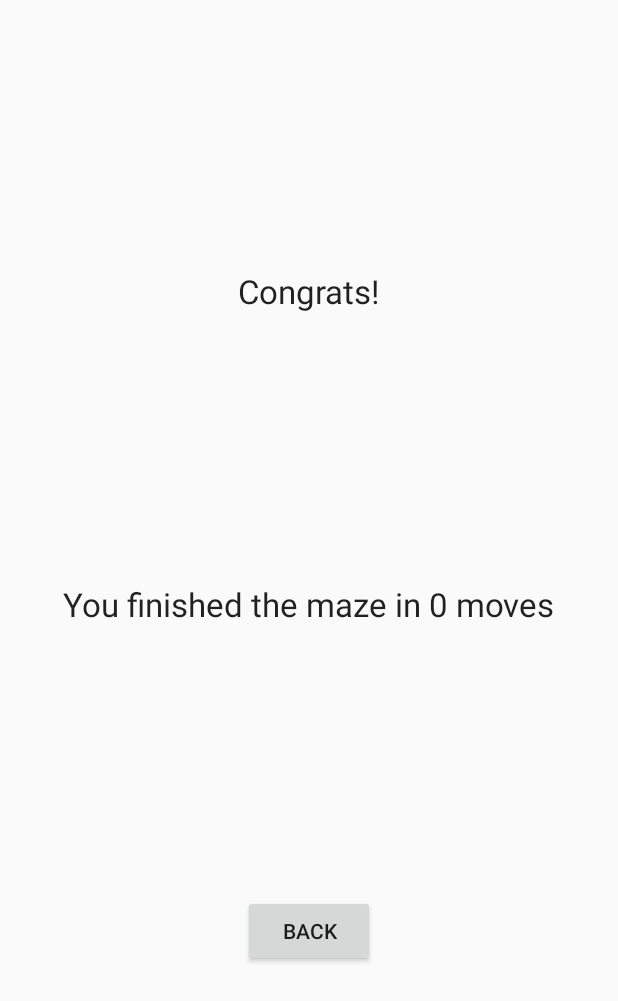
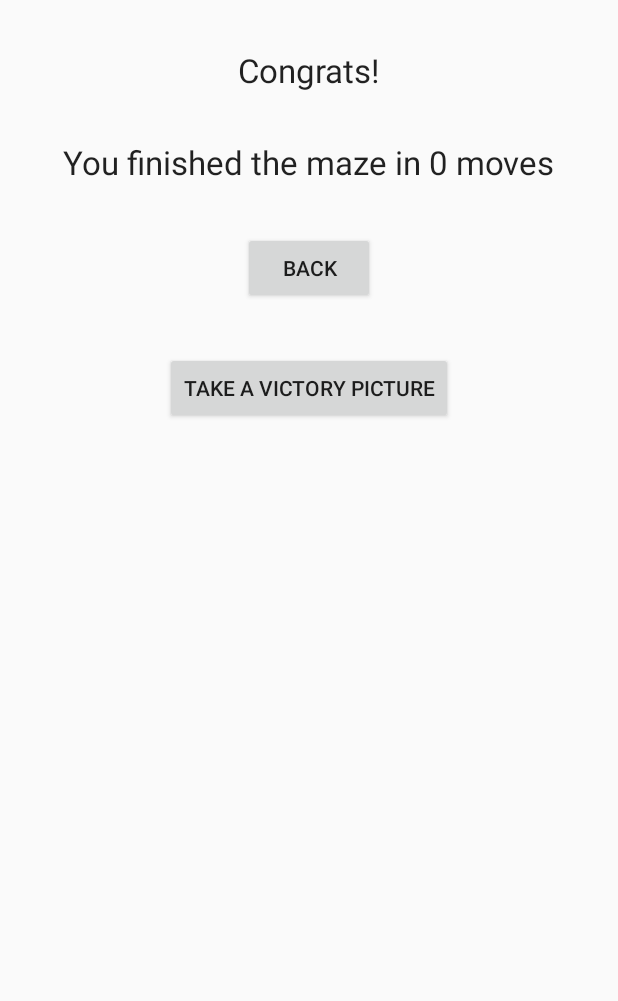
Before and after one commit to westonsfiala/ECE590A_Spring, an Android app: the CongratsActivity screen opened directly, with no data from a screen before it, on a phone screen of 412 x 824 dp. Shown: the top 1001 px of the screen. Run offline under Robolectric (Android 15) with nearby library versions, the phone set to English and light mode, and no system bars.

Commit message:
Finished off the implementation of the final homework. Added a bogus image taker.

```diff
--- a/Assignment2/MazeExplorer/app/src/main/res/layout/activity_congrats.xml
+++ b/Assignment2/MazeExplorer/app/src/main/res/layout/activity_congrats.xml
@@ -8,7 +8,7 @@
         tools:context=".CongratsActivity">
 
     <TextView
-            android:text="Congrats!"
+            android:text="@string/congrats"
             android:layout_width="wrap_content"
             android:layout_height="wrap_content"
             android:id="@+id/CongratsText"
@@ -16,22 +16,39 @@
             app:layout_constraintStart_toStartOf="parent"
             app:layout_constraintEnd_toEndOf="parent"
             app:layout_constraintBottom_toTopOf="@+id/MoveText"
-            android:textAppearance="@style/TextAppearance.AppCompat.Large"/>
+            android:textAppearance="@style/TextAppearance.AppCompat.Large" android:layout_marginTop="32dp"/>
     <TextView
-            android:text="TextView"
             android:layout_width="wrap_content"
             android:layout_height="wrap_content"
             android:id="@+id/MoveText"
             app:layout_constraintEnd_toEndOf="parent" app:layout_constraintStart_toStartOf="parent"
             app:layout_constraintTop_toBottomOf="@+id/CongratsText"
             android:textAppearance="@style/TextAppearance.AppCompat.Large"
-            app:layout_constraintBottom_toTopOf="@+id/BackButton"/>
+            app:layout_constraintBottom_toTopOf="@+id/BackButton" android:layout_marginTop="32dp"/>
     <Button
             android:text="@string/back"
             android:layout_width="wrap_content"
             android:layout_height="wrap_content"
             android:id="@+id/BackButton"
             app:layout_constraintEnd_toEndOf="parent" app:layout_constraintStart_toStartOf="parent"
-            app:layout_constraintBottom_toBottomOf="parent"
-            app:layout_constraintTop_toBottomOf="@+id/MoveText"/>
+            app:layout_constraintTop_toBottomOf="@+id/MoveText"
+            android:layout_marginTop="32dp"
+            app:layout_constraintBottom_toTopOf="@+id/PictureButton"/>
+    <ImageView
+            app:srcCompat="@android:color/transparent"
+            android:id="@+id/VictoryImage"
+            app:layout_constraintEnd_toEndOf="parent"
+            app:layout_constraintStart_toStartOf="parent"
+            app:layout_constraintBottom_toBottomOf="parent" android:layout_marginBottom="32dp"
+            android:contentDescription="@string/todo"
+            android:layout_marginTop="8dp" app:layout_constraintTop_toBottomOf="@+id/PictureButton"
+            android:scaleType="fitXY" android:layout_width="0dp" android:layout_height="0dp"/>
+    <Button
+            android:text="@string/take_a_victory_picture"
+            android:layout_width="wrap_content"
+            android:layout_height="wrap_content"
+            android:id="@+id/PictureButton"
+            app:layout_constraintEnd_toEndOf="parent" app:layout_constraintStart_toStartOf="parent"
+            app:layout_constraintTop_toBottomOf="@+id/BackButton"
+            android:layout_marginTop="32dp"/>
 </android.support.constraint.ConstraintLayout>
--- a/Assignment2/MazeExplorer/app/src/main/res/values/strings.xml
+++ b/Assignment2/MazeExplorer/app/src/main/res/values/strings.xml
@@ -8,7 +8,8 @@
     <string name="small">Small</string>
     <string name="medium">Medium</string>
     <string name="large">Large</string>
-
-    <!-- TODO: Remove or change this placeholder text -->
     <string name="hello_blank_fragment">Hello blank fragment</string>
+    <string name="congrats">Congrats!</string>
+    <string name="todo">TODO</string>
+    <string name="take_a_victory_picture">Take a Victory Picture</string>
 </resources>
--- /dev/null
+++ b/Assignment2/MazeExplorer/app/src/main/res/xml/file_paths.xml
@@ -0,0 +1,4 @@
+<?xml version="1.0" encoding="utf-8"?>
+<paths xmlns:android="http://schemas.android.com/apk/res/android">
+    <external-path name="my_images" path="Android/data/com.example.mazeexplorer/files/Pictures" />
+</paths>
```
Also changed, not shown: Assignment2/MazeExplorer/app/src/main/AndroidManifest.xml (+14 -1 lines), Assignment2/MazeExplorer/app/src/main/java/com/example/mazeexplorer/CongratsActivity.kt (+80 -0 lines).
